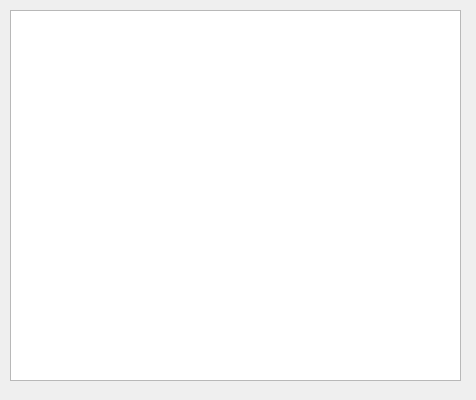
This is qt/custom_list_widget_item/fileviewer.ui in hexu1985/demo_code as Qt 5 draws it before an edit. The edited form follows.
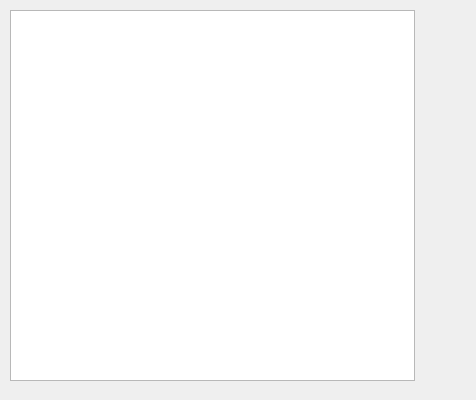
This is the edited form.

Diff of the .ui file:
```diff
--- a/qt/custom_list_widget_item/fileviewer.ui
+++ b/qt/custom_list_widget_item/fileviewer.ui
@@ -18,10 +18,13 @@
     <rect>
      <x>10</x>
      <y>10</y>
-     <width>451</width>
+     <width>405</width>
      <height>371</height>
     </rect>
    </property>
+   <property name="styleSheet">
+    <string notr="true"/>
+   </property>
   </widget>
  </widget>
  <resources/>
```
